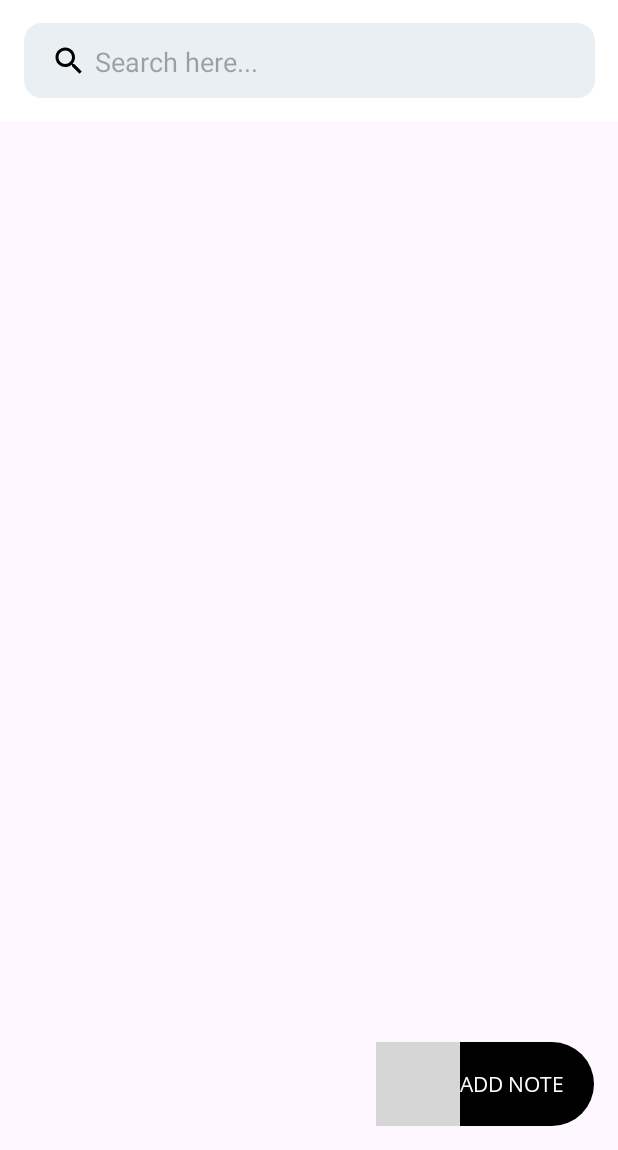
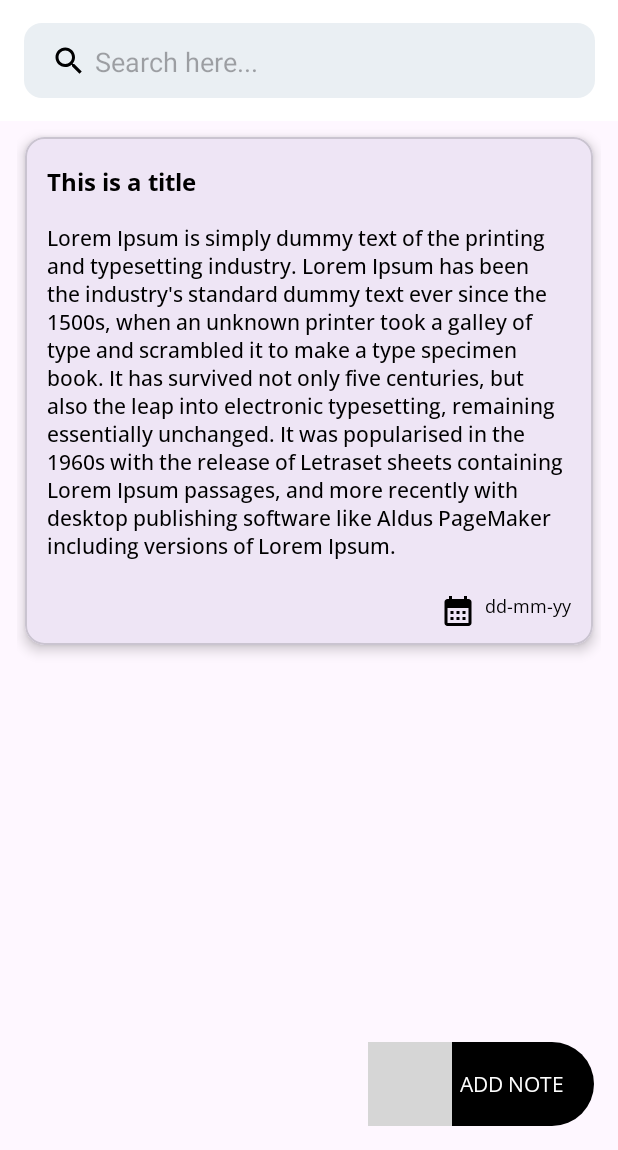
Before and after one commit to soam1/LikhoPal, an Android app: the layout fragment_note.xml on its own in the app's theme, with its tools: preview values and no code run, on a phone screen of 412 x 824 dp, the part 86-1236 px from its top. Run offline under Robolectric (Android 15) with nearby library versions, the phone set to English and light mode, and no system bars; grey boxes are pictures that could not be loaded.

Commit message:
designed all the layout(UI) part of update of save frag

```diff
--- a/app/build.gradle.kts
+++ b/app/build.gradle.kts
@@ -89,7 +89,7 @@ dependencies {
     implementation("com.google.android.material:material:1.12.0")
 
 //    color picker library
-    implementation("com.thebluealliance:spectrum:1.4.0")
+    implementation("com.thebluealliance:spectrum:0.7.1")
 
 
     implementation("io.github.yahiaangelo.markdownedittext:markdownedittext:1.1.3")
--- /dev/null
+++ b/app/src/main/res/drawable/baseline_calendar_month_24.xml
@@ -0,0 +1,5 @@
+<vector xmlns:android="http://schemas.android.com/apk/res/android" android:height="24dp" android:tint="#000000" android:viewportHeight="24" android:viewportWidth="24" android:width="24dp">
+
+    <path android:fillColor="@android:color/white" android:pathData="M19,4h-1V2h-2v2H8V2H6v2H5C3.89,4 3.01,4.9 3.01,6L3,20c0,1.1 0.89,2 2,2h14c1.1,0 2,-0.9 2,-2V6C21,4.9 20.1,4 19,4zM19,20H5V10h14V20zM9,14H7v-2h2V14zM13,14h-2v-2h2V14zM17,14h-2v-2h2V14zM9,18H7v-2h2V18zM13,18h-2v-2h2V18zM17,18h-2v-2h2V18z"/>
+
+</vector>
--- a/app/src/main/res/layout/fragment_note.xml
+++ b/app/src/main/res/layout/fragment_note.xml
@@ -29,7 +29,7 @@
                     android:layout_marginStart="2dp"
                     android:layout_marginTop="15dp"
                     android:layout_marginEnd="2dp"
-                    android:fontFamily="@font/opensans_bold"
+                    android:fontFamily="@font/open_sans_bold"
                     android:text="@string/app_name"
                     android:textColor="@color/black"
                     android:textSize="30sp"
@@ -78,9 +78,11 @@
         android:layout_height="match_parent"
         android:clipToPadding="false"
         android:paddingStart="6dp"
+        android:paddingEnd="6dp"
         android:paddingBottom="5dp"
         android:transitionGroup="true"
-        app:layout_behavior="@string/appbar_scrolling_view_behavior">
+        app:layout_behavior="@string/appbar_scrolling_view_behavior"
+        tools:listitem="@layout/note_item_layout">
 
     </androidx.recyclerview.widget.RecyclerView>
 
@@ -132,7 +134,8 @@
             android:layout_width="wrap_content"
             android:layout_height="wrap_content"
             android:layout_gravity="center_vertical"
-            android:fontFamily="@font/opensans_regular"
+            android:layout_marginStart="5dp"
+            android:fontFamily="@font/open_sans_regular"
             android:paddingStart="0dp"
             android:paddingEnd="20dp"
             android:text="@string/add_note"
--- /dev/null
+++ b/app/src/main/res/layout/note_item_layout.xml
@@ -0,0 +1,84 @@
+<?xml version="1.0" encoding="utf-8"?>
+<RelativeLayout xmlns:android="http://schemas.android.com/apk/res/android"
+    xmlns:app="http://schemas.android.com/apk/res-auto"
+    xmlns:tools="http://schemas.android.com/tools"
+    android:layout_width="match_parent"
+    android:layout_height="match_parent"
+    android:layout_margin="5dp">
+
+
+    <!--        android:backgroundTint="@color/white"-->
+    <com.google.android.material.card.MaterialCardView
+        android:id="@+id/noteItemLayoutParent"
+        android:layout_width="match_parent"
+        android:layout_height="wrap_content"
+        android:layout_margin="5dp"
+        android:background="?attr/selectableItemBackground"
+        android:clickable="true"
+        android:focusable="true"
+        android:padding="5dp"
+        app:cardCornerRadius="13dp"
+        app:cardElevation="5dp">
+
+        <RelativeLayout
+            android:layout_width="match_parent"
+            android:layout_height="wrap_content"
+            android:padding="5dp">
+
+            <com.google.android.material.textview.MaterialTextView
+                android:id="@+id/noteItemTitle"
+                android:layout_width="match_parent"
+                android:layout_height="wrap_content"
+                android:layout_marginStart="4dp"
+                android:layout_marginTop="8dp"
+                android:layout_marginEnd="4dp"
+                android:ellipsize="end"
+                android:fontFamily="@font/open_sans_bold"
+                android:padding="5dp"
+                android:text="This is a title"
+                android:textAlignment="textStart"
+                android:textColor="@color/black"
+                android:textSize="16sp"
+                android:textStyle="bold" />
+
+            <com.google.android.material.textview.MaterialTextView
+                android:id="@+id/noteItemContent"
+                android:layout_width="match_parent"
+                android:layout_height="wrap_content"
+                android:layout_below="@id/noteItemTitle"
+                android:layout_marginStart="4dp"
+                android:layout_marginTop="5dp"
+                android:layout_marginEnd="4dp"
+                android:layout_marginBottom="3dp"
+                android:ellipsize="end"
+                android:fontFamily="@font/open_sans_medium"
+                android:maxLines="12"
+                android:padding="5dp"
+                android:textAlignment="textStart"
+                android:textColor="@color/black"
+                android:textSize="14sp"
+                tools:text="@string/some_text" />
+
+            <com.google.android.material.textview.MaterialTextView
+                android:id="@+id/noteDate"
+                android:layout_width="wrap_content"
+                android:layout_height="wrap_content"
+                android:layout_below="@id/noteItemContent"
+                android:layout_alignParentEnd="true"
+                android:layout_marginStart="4dp"
+                android:layout_marginTop="8dp"
+                android:layout_marginEnd="4dp"
+                android:drawableStart="@drawable/baseline_calendar_month_24"
+                android:drawablePadding="6dp"
+                android:drawableTint="@color/black"
+                android:ellipsize="end"
+                android:fontFamily="@font/open_sans_regular"
+                android:padding="5dp"
+                android:text="dd-mm-yy"
+                android:textAlignment="textStart"
+                android:textColor="@color/black"
+                android:textSize="12sp" />
+        </RelativeLayout>
+    </com.google.android.material.card.MaterialCardView>
+
+</RelativeLayout>
--- a/app/src/main/res/values/colors.xml
+++ b/app/src/main/res/values/colors.xml
@@ -18,6 +18,8 @@
     <color name="card_violet">#ff9500</color>
     <color name="card_blue">#5ac8fa</color>
     <color name="card_green">#34c759</color>
+    <color name="orange">#ffa500</color>
+    <color name="red">#ff4040</color>
 
 
     <!--    <array name="arr_colors">-->
```
Also changed, not shown: app/src/main/res/layout/bottom_sheet_layout.xml (added, +60 -0 lines), app/src/main/res/layout/fragment_save_or_update.xml (+136 -5 lines), app/src/main/res/drawable/calendar.png (deleted), app/src/main/res/drawable/rounded_back.png, app/src/main/res/font/open_sans_bold.ttf (renamed from app/src/main/res/font/opensans_bold.ttf), app/src/main/res/font/open_sans_medium.ttf (renamed from app/src/main/res/font/opensans_medium.ttf), app/src/main/res/font/open_sans_regular.ttf (renamed from app/src/main/res/font/opensans_regular.ttf), 1 other file.
